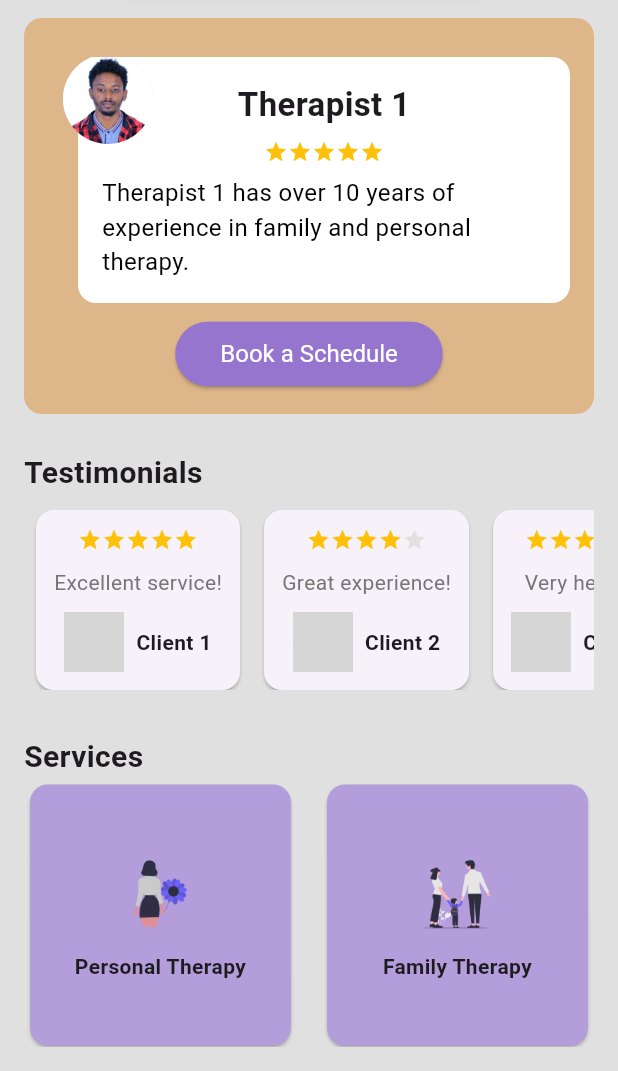
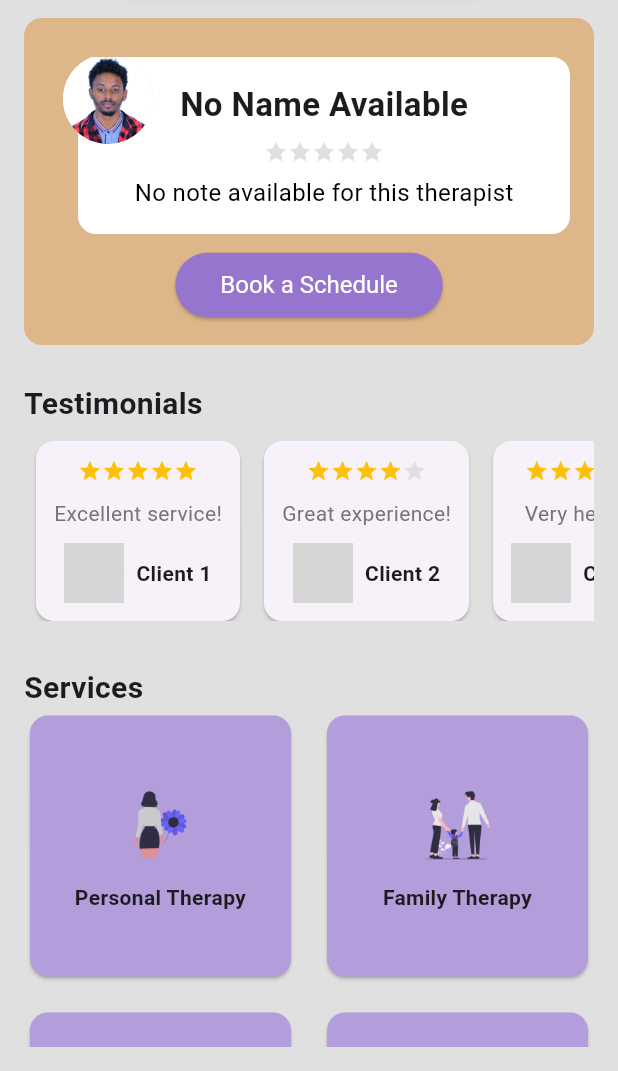
Before and after one commit to Fikiremariyam/teraflow, a Flutter app: the CategoryDetailPage screen opened directly with empty values, after a tap on an icon or button, on a phone screen of 412 x 824 dp, the part 165-1236 px from its top. Run offline on Flutter 3.47's test engine with Material 3 defaults, Android fonts, the phone set to English and light mode, and no system bars; our stand-ins replace cloud_firestore, file_picker, firebase_auth, firebase_core, flick_video_player, flutter_dotenv and 11 more; missing offline and left inert: cloudinary_flutter, cloudinary_url_gen, zego_uikit_prebuilt_call; accounts and stored records are empty; project files that could hold a hidden picture were left out; grey boxes are pictures that could not be loaded.

Commit message:
populating the therapist rofile  page

```diff
--- a/lib/pages/categorydetail_page.dart
+++ b/lib/pages/categorydetail_page.dart
@@ -112,7 +112,7 @@ class CategoryDetailPage extends StatelessWidget {
                         context,
                         MaterialPageRoute(
                           builder: (context) =>
-                              TherapistPortfolioPage(therapist: therapist),
+                              TherapistPortfolioPage(therapistEmail: 'therapist'),
                         ),
                       );
                     },
--- a/lib/pages/therapistprofile_page.dart
+++ b/lib/pages/therapistprofile_page.dart
@@ -1,8 +1,34 @@
+import 'package:cloud_firestore/cloud_firestore.dart';
+import 'package:firebase_auth/firebase_auth.dart';
 import 'package:flutter/material.dart';
 import 'package:teraflow/util/bookschedule_popup.dart';
 
 class TherapistPortfolioPage extends StatelessWidget {
-  final Map<String, dynamic> therapist;
+
+  List<dynamic> _department = [];
+  Map<String, dynamic> therapist = {};
+  //fetching user data
+  Future<Map<String, String>> getuserdata(email) async {
+    String? userEmail = email;
+
+    if (userEmail == null) {
+      print("No logged-in user");
+      return {};
+    }
+
+    DocumentSnapshot user = await FirebaseFirestore.instance
+        .collection('users')
+        .doc(userEmail)
+        .get();
+
+    if (user.exists && user.data() != null) {
+      Map<String, dynamic> data = user.data() as Map<String, dynamic>;
+      return data.map((key, value) => MapEntry(key, value.toString()));
+    }
+    return {};
+  }
+
+  final String therapistEmail;
 
   // List of categories for services
   final List<Map<String, String>> categories = [
@@ -14,10 +40,14 @@ class TherapistPortfolioPage extends StatelessWidget {
     {"icon": "lib/images/doctors.png", "name": "Specialized Therapy"},
   ];
 
-  TherapistPortfolioPage({required this.therapist, Key? key}) : super(key: key);
+  TherapistPortfolioPage({required this.therapistEmail, Key? key}) : super(key: key);
 
+    void  populateuserDAta() async{
+      therapist = await getuserdata(therapistEmail);
+    }
   @override
   Widget build(BuildContext context) {
+     populateuserDAta();
     return Scaffold(
       backgroundColor: Colors.grey[300],
       body: Padding(
```
Also changed, not shown: lib/util/beautful_loadingscreen.dart (added, +46 -0 lines), lib/util/therapist_card.dart (+10 -1 lines), lib/util/therapistlist.dart (+12 -1 lines), lib/util/threedots.dart (added, +74 -0 lines), lib/webbodies/web_homepage.dart (+7 -7 lines).
